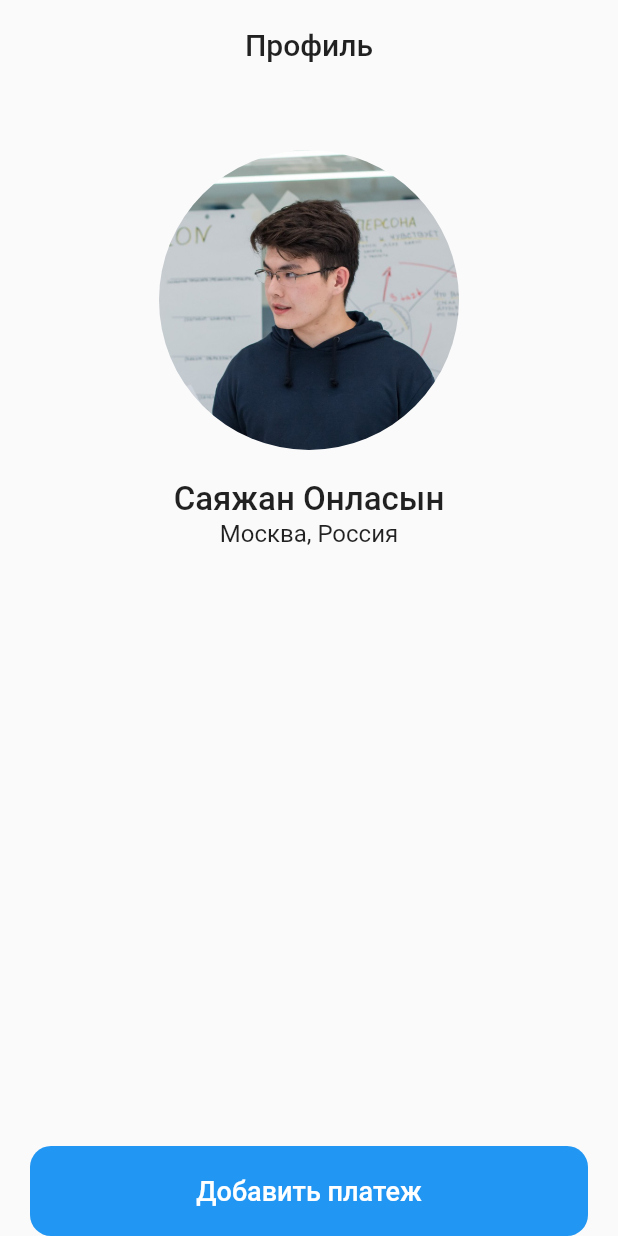
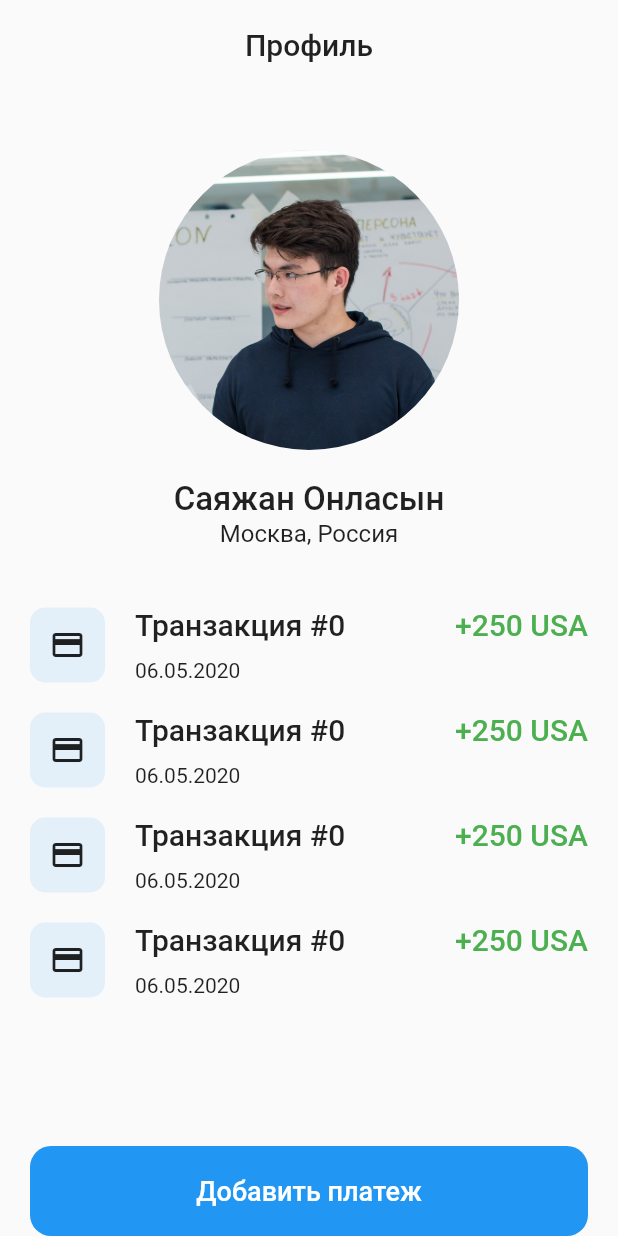
Before and after one commit to Crepiks/psb-profile, a Flutter app: the screen it shows after launch, on a phone screen of 412 x 824 dp. Run offline on Flutter 3.47's test engine with Material 2 defaults, Android fonts, the phone set to English and light mode, and no system bars; missing offline and left inert: micro_mobile.

Commit message:
feat: create widget for transaction card

```diff
--- a/lib/app.dart
+++ b/lib/app.dart
@@ -1,5 +1,6 @@
 import 'package:flutter/material.dart';
 import "package:micro_mobile/micro_mobile.dart";
+import "./widgets/transaction_card.dart";
 
 class ProfileScreen extends StatefulWidget {
   late final Store store;
@@ -16,6 +17,8 @@ class _ProfileScreenState extends State<ProfileScreen> {
   @override
   Widget build(BuildContext context) {
     return Container(
+        child: Padding(
+      padding: EdgeInsets.only(right: 20, left: 20),
       child: Column(
         mainAxisAlignment: MainAxisAlignment.spaceBetween,
         children: [
@@ -45,9 +48,32 @@ class _ProfileScreenState extends State<ProfileScreen> {
               Text("Москва, Россия", style: TextStyle(fontSize: 16))
             ],
           ),
+          Expanded(
+            child: Padding(
+              padding: EdgeInsets.only(top: 30, bottom: 30),
+              child: Column(
+                children: [
                   Padding(
-            padding: EdgeInsets.only(right: 20, left: 20),
-            child: SizedBox(
+                    padding: EdgeInsets.only(top: 10, bottom: 10),
+                    child: TransactionCard(),
+                  ),
+                  Padding(
+                    padding: EdgeInsets.only(top: 10, bottom: 10),
+                    child: TransactionCard(),
+                  ),
+                  Padding(
+                    padding: EdgeInsets.only(top: 10, bottom: 10),
+                    child: TransactionCard(),
+                  ),
+                  Padding(
+                    padding: EdgeInsets.only(top: 10, bottom: 10),
+                    child: TransactionCard(),
+                  ),
+                ],
+              ),
+            ),
+          ),
+          SizedBox(
             height: 60,
             width: double.infinity,
             child: ElevatedButton(
@@ -66,9 +92,8 @@ class _ProfileScreenState extends State<ProfileScreen> {
                   print("Button is pressed");
                 }),
           ),
-          )
         ],
       ),
-    );
+    ));
   }
 }
--- /dev/null
+++ b/lib/widgets/transaction_card.dart
@@ -0,0 +1,58 @@
+import "package:flutter/material.dart";
+
+class TransactionCard extends StatelessWidget {
+  const TransactionCard({Key? key}) : super(key: key);
+
+  @override
+  Widget build(BuildContext context) {
+    return SizedBox(
+        height: 50,
+        child: Row(
+          mainAxisAlignment: MainAxisAlignment.spaceBetween,
+          crossAxisAlignment: CrossAxisAlignment.start,
+          children: [
+            Row(
+              children: [
+                Container(
+                  width: 50,
+                  height: double.infinity,
+                  child: Icon(Icons.credit_card),
+                  decoration: BoxDecoration(
+                    color: Colors.blue.withOpacity(0.1),
+                    borderRadius: BorderRadius.circular(10),
+                  ),
+                ),
+                Padding(
+                    padding: EdgeInsets.only(left: 20),
+                    child: Column(
+                      mainAxisAlignment: MainAxisAlignment.spaceBetween,
+                      crossAxisAlignment: CrossAxisAlignment.start,
+                      children: [
+                        Text(
+                          "Транзакция #0",
+                          style: TextStyle(
+                              fontSize: 20, fontWeight: FontWeight.w500),
+                        ),
+                        Text(
+                          "06.05.2020",
+                          style: TextStyle(fontSize: 14),
+                        )
+                      ],
+                    ))
+              ],
+            ),
+            Column(
+              children: [
+                Text(
+                  "+250 USA",
+                  style: TextStyle(
+                      fontSize: 20,
+                      fontWeight: FontWeight.w500,
+                      color: Colors.green),
+                ),
+              ],
+            )
+          ],
+        ));
+  }
+}
```
Lines whose indentation alone changed are shown as unchanged.
